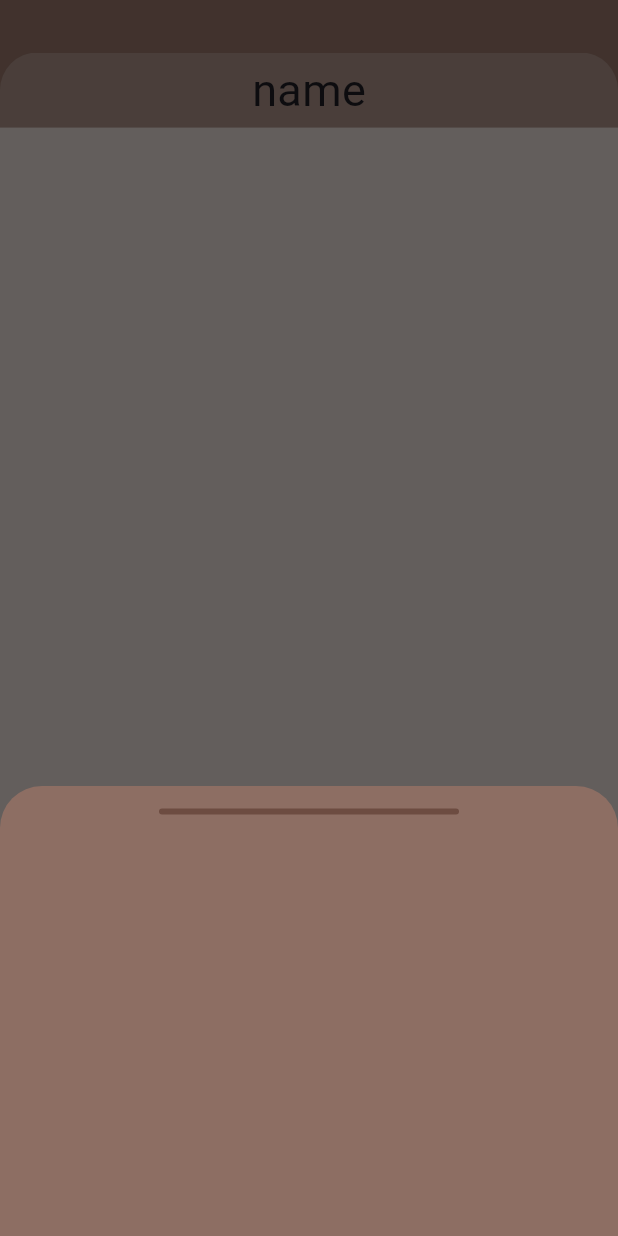
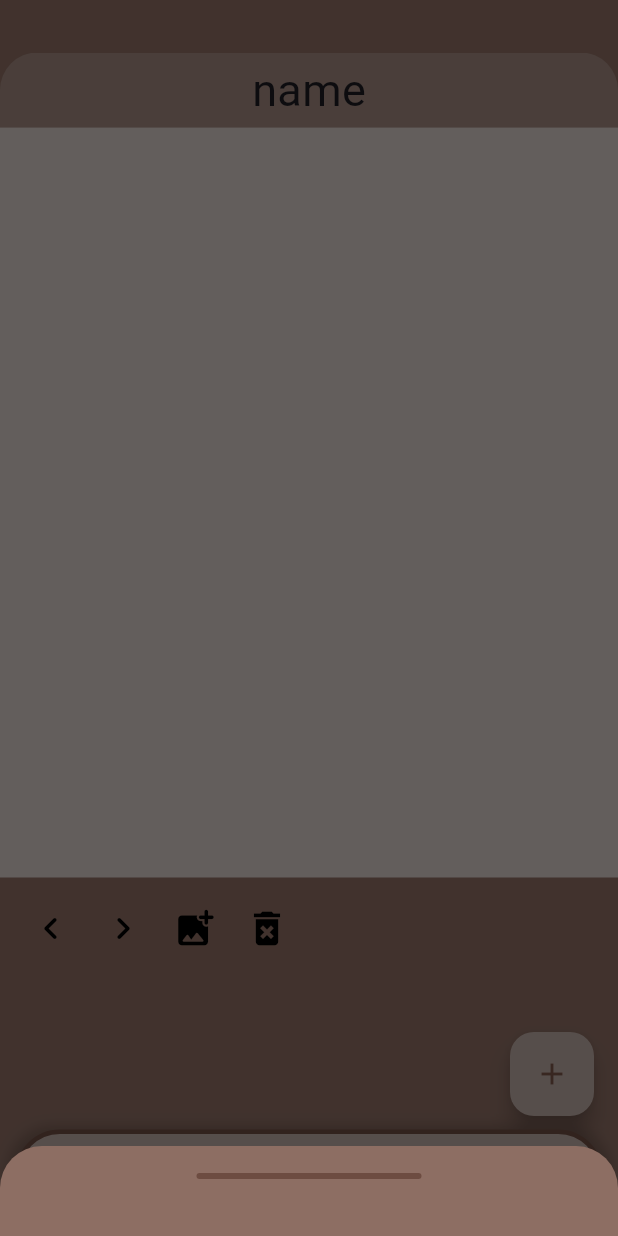
Before and after one commit to KacperCodeCore/flutter_garderobe, a Flutter app: the screen it shows after launch, item 2 of the bottom bar chosen, after a tap on the "add" icon, on a phone screen of 412 x 824 dp. Run offline on Flutter 3.47's test engine with Material 3 defaults, Android fonts, the phone set to English and light mode, and no system bars; drawn by our look-alikes of screenshot; our stand-ins replace flutter_keyboard_visibility, hive, hive_flutter, image_cropper, image_picker; missing offline and left inert: matrix_gesture_detector; accounts and stored records are empty.

Commit message:
added AssetExporter

```diff
--- /dev/null
+++ b/flutter_application/devtools_options.yaml
@@ -0,0 +1 @@
+extensions:
--- /dev/null
+++ b/flutter_application/lib/assets/widgets/sheet_holder.dart
@@ -0,0 +1,25 @@
+import 'package:flutter/material.dart';
+
+class SheetHolder extends StatelessWidget {
+  const SheetHolder({super.key});
+
+  @override
+  Widget build(BuildContext context) {
+    Color _color1 = Colors.brown.shade600;
+    return Container(
+      child: Padding(
+        padding: const EdgeInsets.all(18.0),
+        child: Container(
+          decoration: BoxDecoration(
+            color: _color1,
+            borderRadius: BorderRadius.all(
+              Radius.circular(10),
+            ),
+          ),
+          height: 4,
+          width: 150,
+        ),
+      ),
+    );
+  }
+}
--- /dev/null
+++ b/flutter_application/lib/data/asset_exporter.dart
@@ -0,0 +1,27 @@
+import 'dart:io';
+import 'dart:typed_data';
+import 'package:flutter/services.dart' show rootBundle;
+import 'package:flutter_application/data/boxes.dart';
+
+class AssetExporter {
+  String appDir = Boxes.appDir;
+
+  Future<void> copyAssetToFile(String assetPath, String fileName) async {
+    try {
+      final ByteData data = await rootBundle.load('$assetPath/$fileName');
+      final List<int> bytes = data.buffer.asUint8List();
+
+      File targetFile = File('$appDir/$fileName');
+
+      // czy plik istnieje przed zapisem
+      if (await targetFile.exists()) {
+        print('file exists: $fileName');
+        return;
+      }
+
+      await targetFile.writeAsBytes(bytes);
+    } catch (e) {
+      print('AssetExporter copyAssetToFile error: $e');
+    }
+  }
+}
--- a/flutter_application/lib/main.dart
+++ b/flutter_application/lib/main.dart
@@ -3,6 +3,7 @@ import 'dart:io';
 import 'package:flutter/material.dart';
 import 'package:flutter/services.dart';
 import 'package:flutter_application/data/application_data.dart';
+import 'package:flutter_application/data/asset_exporter.dart';
 import 'package:flutter_application/data/boxes.dart';
 import 'package:flutter_application/data/colection.dart';
 import 'package:flutter_application/data/matrix4_adapter.dart';
@@ -37,6 +38,10 @@ void main() async {
   // await Hive.deleteBoxFromDisk('applicationDataBox');
   Directory myDir = await getApplicationDocumentsDirectory();
   Boxes.appDir = myDir.path;
+
+  AssetExporter assetExporter = AssetExporter();
+  await assetExporter.copyAssetToFile('lib/assets/images', 'null.png');
+
   runApp(MyApp());
 }
 
--- a/flutter_application/lib/pages/colection/colection_bottom_sheet.dart
+++ b/flutter_application/lib/pages/colection/colection_bottom_sheet.dart
@@ -2,6 +2,7 @@ import 'dart:io';
 
 import 'package:flutter/material.dart';
 import 'package:flutter_application/data/clother_type_adapter.dart';
+import '../../../assets/widgets/sheet_holder.dart';
 
 import '../../data/boxes.dart';
 import '../../data/my_element.dart';
@@ -20,6 +21,8 @@ class ColectionBottomSheet extends StatefulWidget {
 
 class _ColectionBottomSheetState extends State<ColectionBottomSheet> {
   Color _color1 = Colors.brown.shade600;
+  double _height = 100;
+  double _fullHight = 100;
   var elements = Boxes.getMyElements().values.toList().cast<MyElement>();
   var uniquetype =
       Boxes.getMyElements().values.map((element) => element.type).toSet();
@@ -31,31 +34,19 @@ class _ColectionBottomSheetState extends State<ColectionBottomSheet> {
       groupedElements[type] =
           elements.where((element) => element.type == type).toList();
 
+    _fullHight = _height * groupedElements.length.toDouble() + 60;
+    _fullHight > 400 ? 400 : _fullHight;
     super.initState();
   }
-
-  // Color _color2 = Colors.brown.shade300;
 
   @override
   Widget build(BuildContext context) {
     return Container(
-      height: 300,
+      height: _fullHight,
       // color: Colors.brown.shade900,
       child: Column(
         children: [
-          Padding(
-            padding: const EdgeInsets.all(15.0),
-            child: Container(
-              decoration: BoxDecoration(
-                color: _color1,
-                borderRadius: BorderRadius.all(
-                  Radius.circular(10),
-                ),
-              ),
-              height: 4,
-              width: 200,
-            ),
-          ),
+          SheetHolder(),
           Expanded(
             child: ListView.builder(
               itemCount: groupedElements.length,
@@ -63,7 +54,7 @@ class _ColectionBottomSheetState extends State<ColectionBottomSheet> {
                 var type = groupedElements.keys.toList()[typeIndex];
 
                 return SizedBox(
-                  height: 100,
+                  height: _height,
                   child: ListView.builder(
                     scrollDirection: Axis.horizontal,
                     itemCount: groupedElements[type]!.length,
@@ -72,8 +63,8 @@ class _ColectionBottomSheetState extends State<ColectionBottomSheet> {
                       return Padding(
                         padding: const EdgeInsets.only(bottom: 10, left: 10),
                         child: SizedBox(
-                          height: 90,
-                          width: 90,
+                          height: _height - 10,
+                          width: _height - 10,
                           child: GestureDetector(
                             onTap: () {
                               widget.onTap(element);
--- a/flutter_application/lib/pages/colection/colection_page.dart
+++ b/flutter_application/lib/pages/colection/colection_page.dart
@@ -356,8 +356,8 @@ class _ColectionPageState extends State<ColectionPage> {
               if (colections.length == 0) return;
               //todo sometime error when app is clear of data
               showModalBottomSheet(
-                  isDismissible: true,
                 backgroundColor: Colors.brown.shade400,
+                isScrollControlled: true,
                 context: context,
                 builder: (BuildContext context) {
                   return ColectionBottomSheet(
@@ -366,7 +366,8 @@ class _ColectionPageState extends State<ColectionPage> {
                       _TakeScreenshot();
                     },
                   );
-                  });
+                },
+              );
             },
             child: Icon(Icons.add),
           ),
--- a/flutter_application/lib/pages/element/element_creator.dart
+++ b/flutter_application/lib/pages/element/element_creator.dart
@@ -1,7 +1,7 @@
 import 'dart:io';
 
 import 'package:flutter/material.dart';
-import 'package:flutter_application/data/my_element.dart';
+
 import 'package:image_picker/image_picker.dart';
 
 import '../../data/clother_type_adapter.dart';
--- a/flutter_application/lib/pages/element/single_element.dart
+++ b/flutter_application/lib/pages/element/single_element.dart
@@ -17,9 +17,7 @@ class SingleElement extends StatelessWidget {
 
   @override
   Widget build(BuildContext context) {
-    return Padding(
-      padding: EdgeInsets.only(top: 10, left: 5, right: 5),
-      child: Column(
+    return Column(
       children: [
         SizedBox(
           height: 30,
@@ -44,7 +42,6 @@ class SingleElement extends StatelessWidget {
                 ),
         ),
       ],
-      ),
     );
   }
 }
--- a/flutter_application/lib/pages/home.dart
+++ b/flutter_application/lib/pages/home.dart
@@ -1,7 +1,7 @@
 import 'package:flutter/material.dart';
 import 'package:flutter_application/pages/element/element_page.dart';
 
-import 'package:flutter_application/pages/home/homepage.dart';
+import 'package:flutter_application/pages/home/home_page.dart';
 
 import 'colection/colection_page.dart';
 
--- /dev/null
+++ b/flutter_application/lib/pages/home/home_page.dart
@@ -0,0 +1,39 @@
+import 'package:flutter/material.dart';
+
+import '../../data/boxes.dart';
+import '../../data/colection.dart';
+import 'user_post.dart';
+
+class UserHome extends StatelessWidget {
+  // var colections = Boxes.getColection().values.toList().cast<Colection>();
+  var colections;
+
+  @override
+  Widget build(BuildContext context) {
+    colections = Boxes.getColection().values.toList().cast<Colection>();
+    return Scaffold(
+      body: ListView.builder(
+        itemCount: colections.length,
+        itemBuilder: (context, index) {
+          return UserPost(
+            name: colections[index].name,
+            path: colections[index].screenshotPath,
+          );
+        },
+      ),
+      floatingActionButton: Padding(
+        padding: const EdgeInsets.only(bottom: 80),
+        child: FloatingActionButton(onPressed: () {
+          showModalBottomSheet(
+              backgroundColor: Colors.brown.shade400,
+              context: context,
+              builder: (BuildContext context) {
+                return Container(
+                  height: 400,
+                );
+              });
+        }),
+      ),
+    );
+  }
+}
--- a/flutter_application/lib/pages/home/homepage.dart
+++ /dev/null
@@ -1,26 +0,0 @@
-import 'package:flutter/material.dart';
-
-import '../../data/boxes.dart';
-import '../../data/colection.dart';
-import 'user_post.dart';
-
-class UserHome extends StatelessWidget {
-  // var colections = Boxes.getColection().values.toList().cast<Colection>();
-  var colections;
-
-  @override
-  Widget build(BuildContext context) {
-    colections = Boxes.getColection().values.toList().cast<Colection>();
-    return Scaffold(
-      body: ListView.builder(
-        itemCount: colections.length,
-        itemBuilder: (context, index) {
-          return UserPost(
-            name: colections[index].name,
-            path: colections[index].screenshotPath,
-          );
-        },
-      ),
-    );
-  }
-}
--- a/flutter_application/pubspec.yaml
+++ b/flutter_application/pubspec.yaml
@@ -83,7 +83,8 @@ flutter:
   uses-material-design: true
   # To add assets to your application, add an assets section, like this:
   assets:
-    - images/
+    - lib/assets/images/
+
     # - images/a_dot_burr.jpeg
     # - images/a_dot_ham.jpeg
 
```
Also changed, not shown: flutter_application/lib/pages/element/element_bottom_sheet.dart (added, +71 -0 lines), flutter_application/lib/pages/element/element_page.dart (+44 -23 lines), flutter_application/images/null.png (deleted), flutter_application/lib/assets/images/1.png (renamed from flutter_application/images/1.png), flutter_application/lib/assets/images/null.png (added), flutter_application/lib/assets/images/wood.jpg (renamed from flutter_application/images/wood.jpg), 1 other file. Lines whose indentation alone changed are shown as unchanged.
